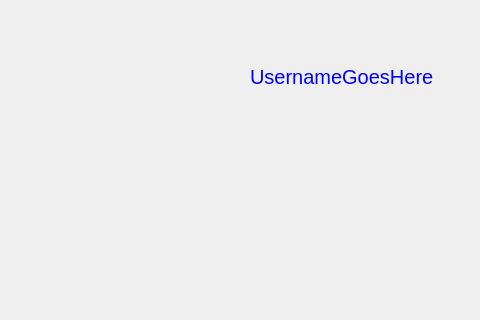
Above: ClientModule/startmenu.ui from giovannic96/Real-time-collaborative-text-editor before the change; both pictures show x 420 to 900 and y 115 to 435 of the 900 by 525 pixel window. Below: the same form after it.
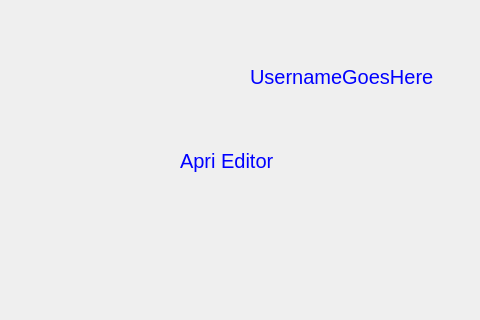
That is the form after the change. Icons and pictures are not drawn.

```diff
--- a/ClientModule/startmenu.ui
+++ b/ClientModule/startmenu.ui
@@ -148,6 +148,42 @@
      <string>Disconnettiti</string>
     </property>
    </widget>
+   <widget class="QPushButton" name="openEditor">
+    <property name="geometry">
+     <rect>
+      <x>600</x>
+      <y>260</y>
+      <width>131</width>
+      <height>31</height>
+     </rect>
+    </property>
+    <property name="styleSheet">
+     <string notr="true">#openEditor{
+	text-align: left;
+	color: #0000FF;
+	font-size: 20px;
+	background-color:transparent;
+	border: transparent;
+}
+#openEditor:hover{
+	text-decoration: underline;
+}
+</string>
+    </property>
+    <property name="text">
+     <string>Apri Editor</string>
+    </property>
+    <property name="icon">
+     <iconset resource="Risorse.qrc">
+      <normaloff>:/image/397435-200.png</normaloff>:/image/397435-200.png</iconset>
+    </property>
+    <property name="iconSize">
+     <size>
+      <width>13</width>
+      <height>13</height>
+     </size>
+    </property>
+   </widget>
   </widget>
  </widget>
  <resources/>
```
Left out of the diff: 4 changed lines with no effect on the pictures.
